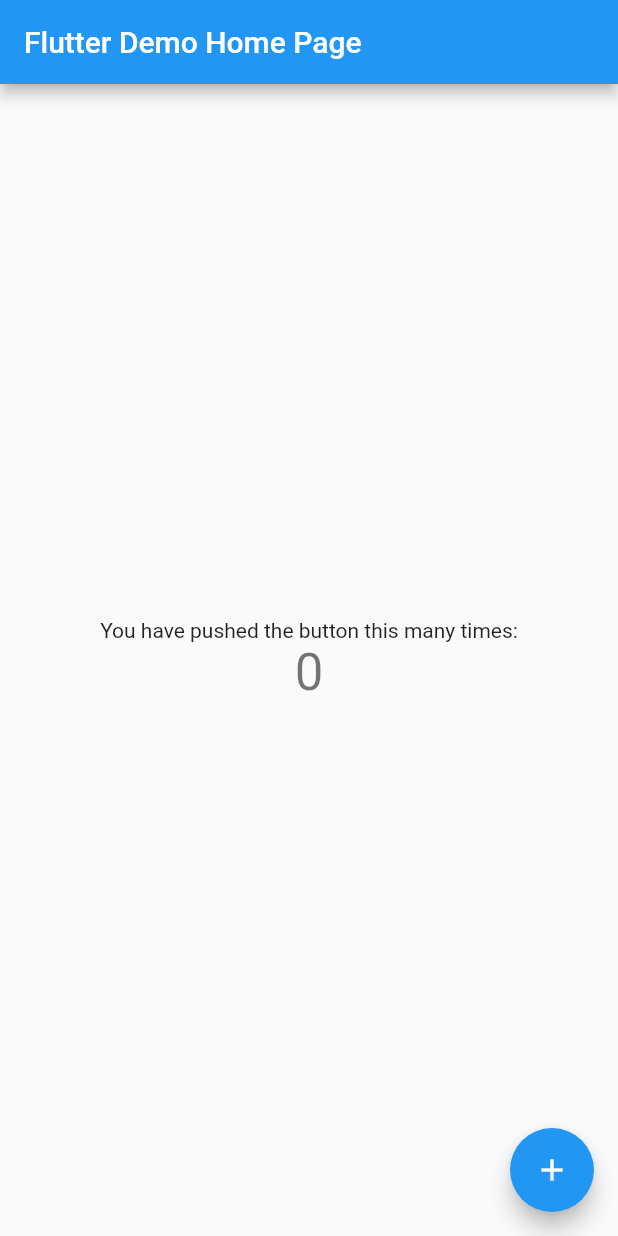
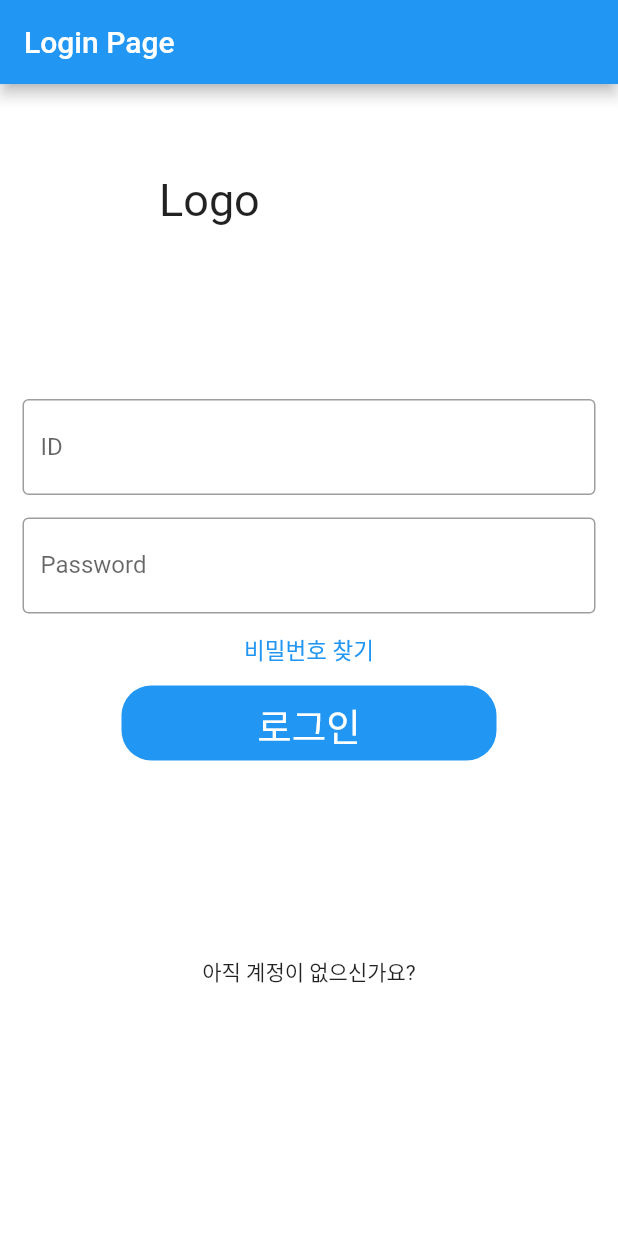
Before and after one commit to devpark435/Capston_22, a Flutter app: the screen it shows after launch, on a phone screen of 412 x 824 dp. Run offline on Flutter 3.47's test engine with Material 2 defaults, Android fonts, the light colour scheme and no system bars.

Commit message:
login page

```diff
--- a/analysis_options.yaml
+++ b/analysis_options.yaml
@@ -22,6 +22,8 @@
   # `// ignore_for_file: name_of_lint` syntax on the line or in the file
   # producing the lint.
   rules:
+    prefer_const_constructors: false
+    prefer_const_literals_to_create_immutables: false
     # avoid_print: false  # Uncomment to disable the `avoid_print` rule
     # prefer_single_quotes: true  # Uncomment to enable the `prefer_single_quotes` rule
 
--- /dev/null
+++ b/lib/Mainpage.dart
@@ -0,0 +1,34 @@
+import 'package:flutter/material.dart';
+
+class MainPage extends StatefulWidget {
+  @override
+  _MainPageState createState() => _MainPageState();
+}
+
+class _MainPageState extends State<MainPage> {
+  @override
+  Widget build(BuildContext context) {
+    return Scaffold(
+      appBar: AppBar(
+        title: Text('Main Page'),
+      ),
+      body: Center(
+        child: Container(
+          height: 80,
+          width: 150,
+          decoration: BoxDecoration(
+              color: Colors.blue, borderRadius: BorderRadius.circular(10)),
+          child: TextButton(
+            onPressed: () {
+              Navigator.pop(context);
+            },
+            child: Text(
+              'Welcome',
+              style: TextStyle(color: Colors.white, fontSize: 25),
+            ),
+          ),
+        ),
+      ),
+    );
+  }
+}
--- /dev/null
+++ b/lib/login.dart
@@ -0,0 +1,104 @@
+import 'package:flutter/material.dart';
+import 'Mainpage.dart';
+
+class Login extends StatelessWidget {
+  const Login({Key? key}) : super(key: key);
+
+  @override
+  Widget build(BuildContext context) {
+    return MaterialApp(
+      debugShowCheckedModeBanner: false,
+      home: LoginDemo(),
+    );
+  }
+}
+
+class LoginDemo extends StatefulWidget {
+  @override
+  _LoginDemoState createState() => _LoginDemoState();
+}
+
+class _LoginDemoState extends State<LoginDemo> {
+  @override
+  Widget build(BuildContext context) {
+    return Scaffold(
+      backgroundColor: Colors.white,
+      appBar: AppBar(
+        title: Text("Login Page"),
+      ),
+      body: SingleChildScrollView(
+        child: Column(
+          children: <Widget>[
+            Padding(
+              padding: const EdgeInsets.only(top: 60.0),
+              child: Center(
+                child: Container(
+                  width: 200,
+                  height: 150,
+                  /*decoration: BoxDecoration(
+                        color: Colors.red,
+                        borderRadius: BorderRadius.circular(50.0)),*/
+                  child: Text(
+                    'Logo',
+                    style: TextStyle(fontSize: 30),
+                  ),
+                ),
+              ),
+            ),
+            Padding(
+              //padding: const EdgeInsets.only(left:15.0,right: 15.0,top:0,bottom: 0),
+              padding: EdgeInsets.symmetric(horizontal: 15),
+              child: TextField(
+                decoration: InputDecoration(
+                    border: OutlineInputBorder(),
+                    labelText: 'ID',
+                    hintText: '아이디를 입력해주세요.'),
+              ),
+            ),
+            Padding(
+              padding: const EdgeInsets.only(
+                  left: 15.0, right: 15.0, top: 15, bottom: 0),
+              //padding: EdgeInsets.symmetric(horizontal: 15),
+              child: TextField(
+                obscureText: true,
+                decoration: InputDecoration(
+                    border: OutlineInputBorder(),
+                    labelText: 'Password',
+                    hintText: '비밀번호를 입력해주세요.'),
+              ),
+            ),
+            TextButton(
+              onPressed: () {
+                //TODO FORGOT PASSWORD SCREEN GOES HERE
+              },
+              child: Text(
+                '비밀번호 찾기',
+                style: TextStyle(color: Colors.blue, fontSize: 15),
+              ),
+            ),
+            Container(
+              height: 50,
+              width: 250,
+              decoration: BoxDecoration(
+                  color: Colors.blue, borderRadius: BorderRadius.circular(20)),
+              child: TextButton(
+                onPressed: () {
+                  Navigator.push(
+                      context, MaterialPageRoute(builder: (_) => MainPage()));
+                },
+                child: Text(
+                  '로그인',
+                  style: TextStyle(color: Colors.white, fontSize: 25),
+                ),
+              ),
+            ),
+            SizedBox(
+              height: 130,
+            ),
+            Text('아직 계정이 없으신가요?')
+          ],
+        ),
+      ),
+    );
+  }
+}
--- a/lib/main.dart
+++ b/lib/main.dart
@@ -1,115 +1,6 @@
 import 'package:flutter/material.dart';
+import 'login.dart';
 
 void main() {
-  runApp(const MyApp());
+  runApp(Login());
 }
-
-class MyApp extends StatelessWidget {
-  const MyApp({super.key});
-
-  // This widget is the root of your application.
-  @override
-  Widget build(BuildContext context) {
-    return MaterialApp(
-      title: 'Flutter Demo',
-      theme: ThemeData(
-        // This is the theme of your application.
-        //
-        // Try running your application with "flutter run". You'll see the
-        // application has a blue toolbar. Then, without quitting the app, try
-        // changing the primarySwatch below to Colors.green and then invoke
-        // "hot reload" (press "r" in the console where you ran "flutter run",
-        // or simply save your changes to "hot reload" in a Flutter IDE).
-        // Notice that the counter didn't reset back to zero; the application
-        // is not restarted.
-        primarySwatch: Colors.blue,
-      ),
-      home: const MyHomePage(title: 'Flutter Demo Home Page'),
-    );
-  }
-}
-
-class MyHomePage extends StatefulWidget {
-  const MyHomePage({super.key, required this.title});
-
-  // This widget is the home page of your application. It is stateful, meaning
-  // that it has a State object (defined below) that contains fields that affect
-  // how it looks.
-
-  // This class is the configuration for the state. It holds the values (in this
-  // case the title) provided by the parent (in this case the App widget) and
-  // used by the build method of the State. Fields in a Widget subclass are
-  // always marked "final".
-
-  final String title;
-
-  @override
-  State<MyHomePage> createState() => _MyHomePageState();
-}
-
-class _MyHomePageState extends State<MyHomePage> {
-  int _counter = 0;
-
-  void _incrementCounter() {
-    setState(() {
-      // This call to setState tells the Flutter framework that something has
-      // changed in this State, which causes it to rerun the build method below
-      // so that the display can reflect the updated values. If we changed
-      // _counter without calling setState(), then the build method would not be
-      // called again, and so nothing would appear to happen.
-      _counter++;
-    });
-  }
-
-  @override
-  Widget build(BuildContext context) {
-    // This method is rerun every time setState is called, for instance as done
-    // by the _incrementCounter method above.
-    //
-    // The Flutter framework has been optimized to make rerunning build methods
-    // fast, so that you can just rebuild anything that needs updating rather
-    // than having to individually change instances of widgets.
-    return Scaffold(
-      appBar: AppBar(
-        // Here we take the value from the MyHomePage object that was created by
-        // the App.build method, and use it to set our appbar title.
-        title: Text(widget.title),
-      ),
-      body: Center(
-        // Center is a layout widget. It takes a single child and positions it
-        // in the middle of the parent.
-        child: Column(
-          // Column is also a layout widget. It takes a list of children and
-          // arranges them vertically. By default, it sizes itself to fit its
-          // children horizontally, and tries to be as tall as its parent.
-          //
-          // Invoke "debug painting" (press "p" in the console, choose the
-          // "Toggle Debug Paint" action from the Flutter Inspector in Android
-          // Studio, or the "Toggle Debug Paint" command in Visual Studio Code)
-          // to see the wireframe for each widget.
-          //
-          // Column has various properties to control how it sizes itself and
-          // how it positions its children. Here we use mainAxisAlignment to
-          // center the children vertically; the main axis here is the vertical
-          // axis because Columns are vertical (the cross axis would be
-          // horizontal).
-          mainAxisAlignment: MainAxisAlignment.center,
-          children: <Widget>[
-            const Text(
-              'You have pushed the button this many times:',
-            ),
-            Text(
-              '$_counter',
-              style: Theme.of(context).textTheme.headline4,
-            ),
-          ],
-        ),
-      ),
-      floatingActionButton: FloatingActionButton(
-        onPressed: _incrementCounter,
-        tooltip: 'Increment',
-        child: const Icon(Icons.add),
-      ), // This trailing comma makes auto-formatting nicer for build methods.
-    );
-  }
-}
```
Also changed, not shown: 1 other file.
